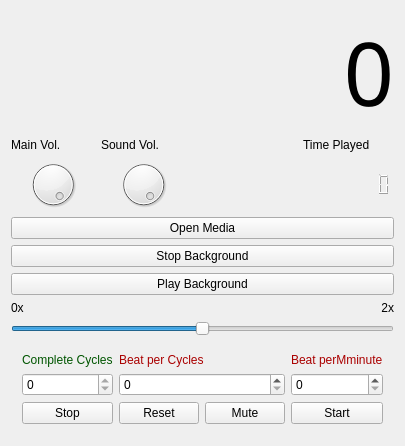
This is widget.ui in pavelkral/smetronom as Qt 5 draws it before an edit. The edited form follows.
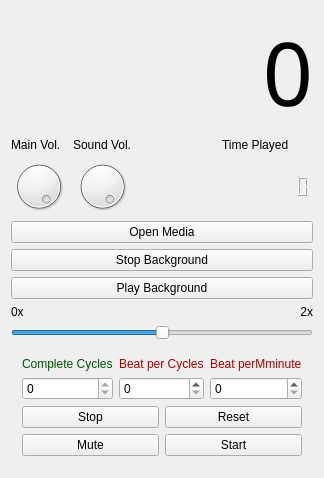
This is the edited form. Icons and pictures are not drawn.

```diff
--- a/widget.ui
+++ b/widget.ui
@@ -9,8 +9,8 @@
    <rect>
     <x>0</x>
     <y>0</y>
-    <width>364</width>
-    <height>446</height>
+    <width>283</width>
+    <height>478</height>
    </rect>
   </property>
   <property name="sizePolicy">
@@ -200,17 +200,6 @@
       <string notr="true"/>
      </property>
      <layout class="QGridLayout" name="gridLayout">
-      <item row="0" column="0">
-       <widget class="QLabel" name="label_2">
-        <property name="styleSheet">
-         <string notr="true">color: rgb(0, 85, 0);
-</string>
-        </property>
-        <property name="text">
-         <string>Complete Cycles</string>
-        </property>
-       </widget>
-      </item>
       <item row="1" column="0">
        <widget class="QSpinBox" name="spinBox">
         <property name="readOnly">
@@ -228,26 +217,19 @@
         </property>
        </widget>
       </item>
-      <item row="2" column="0">
-       <widget class="QPushButton" name="pushButton_2">
-        <property name="text">
-         <string>Stop</string>
+      <item row="0" column="0">
+       <widget class="QLabel" name="label_2">
+        <property name="styleSheet">
+         <string notr="true">color: rgb(0, 85, 0);
+</string>
         </property>
-       </widget>
-      </item>
-      <item row="2" column="1">
-       <widget class="QPushButton" name="pushButton_3">
         <property name="text">
-         <string>Reset</string>
+         <string>Complete Cycles</string>
         </property>
        </widget>
       </item>
-      <item row="2" column="3">
-       <widget class="QPushButton" name="pushButton">
-        <property name="text">
-         <string>Start</string>
-        </property>
-       </widget>
+      <item row="1" column="1" colspan="2">
+       <widget class="QSpinBox" name="spinBox_3"/>
       </item>
       <item row="0" column="3">
        <widget class="QLabel" name="label">
@@ -259,16 +241,6 @@
         </property>
        </widget>
       </item>
-      <item row="2" column="2">
-       <widget class="QPushButton" name="btmute">
-        <property name="text">
-         <string>Mute</string>
-        </property>
-       </widget>
-      </item>
-      <item row="1" column="1" colspan="2">
-       <widget class="QSpinBox" name="spinBox_3"/>
-      </item>
       <item row="0" column="1" colspan="2">
        <widget class="QLabel" name="label_3">
         <property name="styleSheet">
@@ -279,6 +251,34 @@
         </property>
        </widget>
       </item>
+      <item row="2" column="2" colspan="2">
+       <widget class="QPushButton" name="pushButton_3">
+        <property name="text">
+         <string>Reset</string>
+        </property>
+       </widget>
+      </item>
+      <item row="2" column="0" colspan="2">
+       <widget class="QPushButton" name="pushButton_2">
+        <property name="text">
+         <string>Stop</string>
+        </property>
+       </widget>
+      </item>
+      <item row="3" column="0" colspan="2">
+       <widget class="QPushButton" name="btmute">
+        <property name="text">
+         <string>Mute</string>
+        </property>
+       </widget>
+      </item>
+      <item row="3" column="2" colspan="2">
+       <widget class="QPushButton" name="pushButton">
+        <property name="text">
+         <string>Start</string>
+        </property>
+       </widget>
+      </item>
      </layout>
     </widget>
    </item>
```
